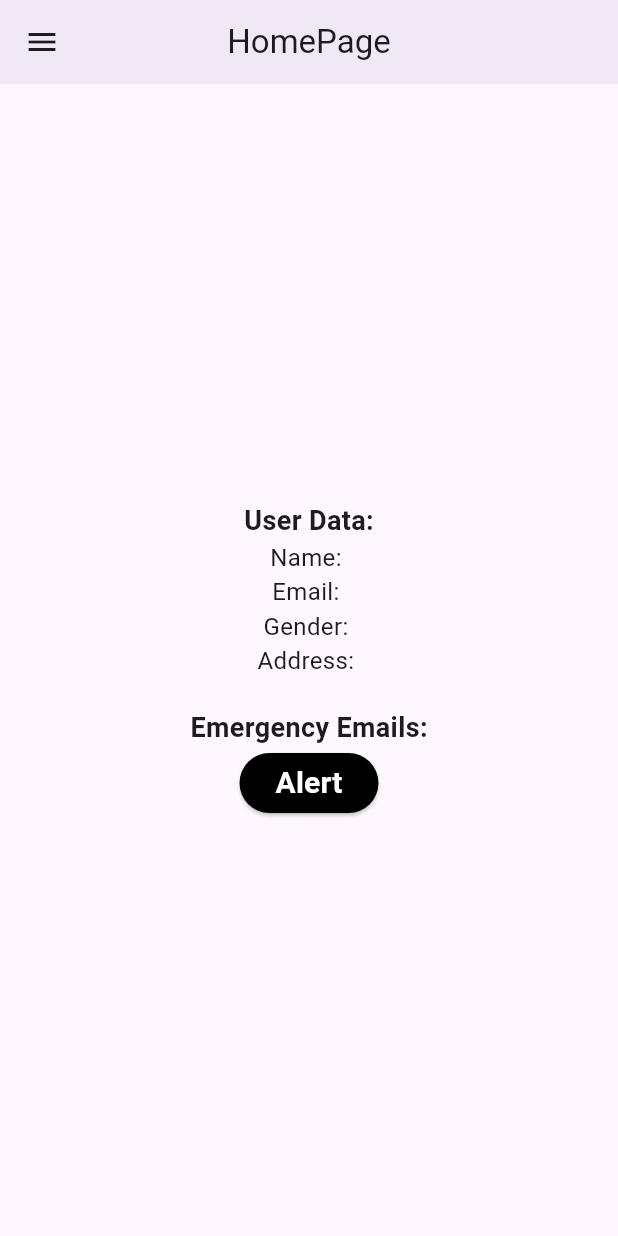
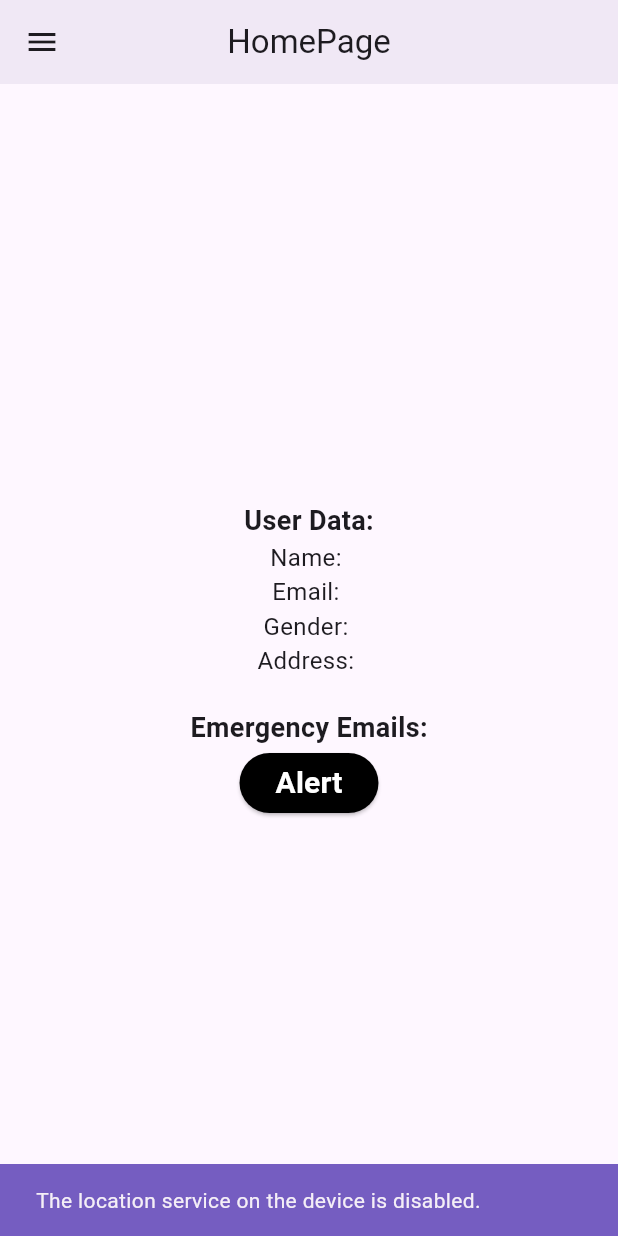
Before and after one commit to Yaswanth-Mitta/Samraksh, a Flutter app: the screen it shows once a user with an empty profile is signed in, after a tap on "Alert", on a phone screen of 412 x 824 dp. Run offline on Flutter 3.47's test engine with Material 2 defaults, Android fonts, the phone set to English and light mode, and no system bars; drawn by our look-alikes of hidden_drawer_menu; our stand-ins replace cloud_firestore, email_validator, firebase_auth, firebase_core, geolocator; missing offline and left inert: emailjs; accounts and stored records are empty.

Commit message:
Added location features now email contains gmaps location link

```diff
--- a/rakshak_my_app/lib/src/home/home_screen.dart
+++ b/rakshak_my_app/lib/src/home/home_screen.dart
@@ -48,12 +48,17 @@
 // import 'dart:convert';
 // import 'dart:io';
 
-// ignore_for_file: avoid_print
+// ignore_for_file: avoid_print, unused_local_variable
+
+// import 'dart:html';
 
 import 'package:emailjs/emailjs.dart';
 import 'package:firebase_auth/firebase_auth.dart';
 import 'package:flutter/material.dart';
 import 'package:cloud_firestore/cloud_firestore.dart';
+import 'package:geolocator/geolocator.dart';
+
+import '../util/utils.dart';
 // import 'package:http/http.dart' as http;
 
 class HomeScreen extends StatefulWidget {
@@ -62,6 +67,8 @@ class HomeScreen extends StatefulWidget {
   @override
   State<HomeScreen> createState() => _HomeScreenState();
 }
+// {{latitude}},{{longitude}}
+// template_6tjkn5i
 
 class _HomeScreenState extends State<HomeScreen> {
   final FirebaseAuth _auth = FirebaseAuth.instance;
@@ -70,6 +77,8 @@ class _HomeScreenState extends State<HomeScreen> {
   // Variables to store the data from Firestore
   Map<String, dynamic> userData = {};
   List<dynamic> emergencyEmails = [];
+  late double latt;
+  late double long;
 
   @override
   void initState() {
@@ -113,6 +122,30 @@ class _HomeScreenState extends State<HomeScreen> {
       {required String name,
       required List<dynamic> emails,
       required String message}) async {
+    bool serviceEnabled = await Geolocator.isLocationServiceEnabled();
+    // if (!serviceEnabled) {
+    //   Utils.showSnackBar("user Location Disabled");
+    // }
+    try {
+      LocationPermission permission = await Geolocator.checkPermission();
+      if (permission == LocationPermission.denied) {
+        permission = await Geolocator.requestPermission();
+      }
+      // if(permission == LocationPermission.denied){
+
+      // }
+      await Geolocator.getCurrentPosition(
+        desiredAccuracy: LocationAccuracy.high,
+      ).then((position) {
+        // Get the latitude and longitude
+        latt = position.latitude;
+        long = position.longitude;
+      });
+    } catch (e) {
+      print(e.toString());
+      Utils.showSnackBar(e.toString());
+    }
+
     try {
       await EmailJS.send(
         'service_8kxfswe', // Replace with your service ID
@@ -121,8 +154,8 @@ class _HomeScreenState extends State<HomeScreen> {
           'from_name': name,
           'user_email': userData['email'],
           'to_email': emails,
-          'lattitude': '',
-          'longitude': ""
+          'latitude': latt.toString(),
+          'longitude': long.toString()
         },
         const Options(
           publicKey: 'bYbVtyqCG1D2owsR_', // Replace with your public key
--- a/rakshak_my_app/lib/src/sidebarpages/profile.dart
+++ b/rakshak_my_app/lib/src/sidebarpages/profile.dart
@@ -1,3 +1,5 @@
+// ignore_for_file: avoid_print
+
 import 'package:cloud_firestore/cloud_firestore.dart';
 import 'package:firebase_auth/firebase_auth.dart';
 import 'package:flutter/material.dart';
--- a/rakshak_my_app/pubspec.yaml
+++ b/rakshak_my_app/pubspec.yaml
@@ -36,6 +36,7 @@ dependencies:
   firebase_core: ^2.15.1
   flutter:
     sdk: flutter
+  geolocator: ^10.0.1
   hidden_drawer_menu: ^3.0.1
   http: ^1.1.0
 
```
Also changed, not shown: rakshak_my_app/pubspec.lock, 6 other files.
